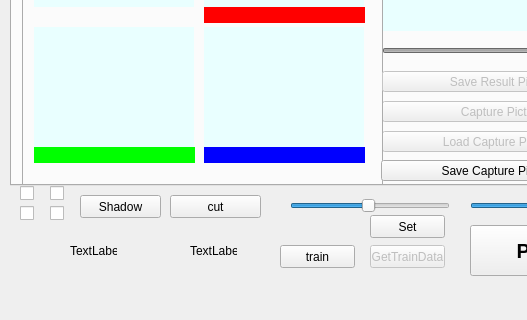
First picture: the form in mainwindow.ui, repository Chia-ChunHsu/MicroCapture, before the edit; both pictures show x 0 to 527 and y 212 to 532 of the 642 by 532 pixel window.
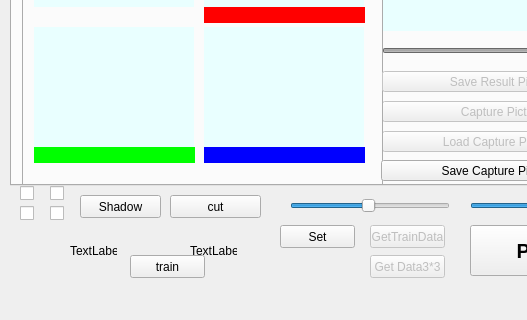
Second picture: the form after the edit.

```diff
--- a/mainwindow.ui
+++ b/mainwindow.ui
@@ -1098,8 +1098,8 @@
    <widget class="QPushButton" name="trainButton">
     <property name="geometry">
      <rect>
-      <x>280</x>
-      <y>440</y>
+      <x>130</x>
+      <y>450</y>
       <width>75</width>
       <height>23</height>
      </rect>
@@ -1115,7 +1115,7 @@
     <property name="geometry">
      <rect>
       <x>370</x>
-      <y>440</y>
+      <y>420</y>
       <width>75</width>
       <height>23</height>
      </rect>
@@ -1127,8 +1127,8 @@
    <widget class="QPushButton" name="SetButtom">
     <property name="geometry">
      <rect>
-      <x>370</x>
-      <y>410</y>
+      <x>280</x>
+      <y>420</y>
       <width>75</width>
       <height>23</height>
      </rect>
@@ -1157,6 +1157,22 @@
      <string>Predict</string>
     </property>
    </widget>
+   <widget class="QPushButton" name="getData3x3Button">
+    <property name="enabled">
+     <bool>false</bool>
+    </property>
+    <property name="geometry">
+     <rect>
+      <x>370</x>
+      <y>450</y>
+      <width>75</width>
+      <height>23</height>
+     </rect>
+    </property>
+    <property name="text">
+     <string>Get Data3*3</string>
+    </property>
+   </widget>
   </widget>
   <widget class="QMenuBar" name="menuBar">
    <property name="geometry">
```
